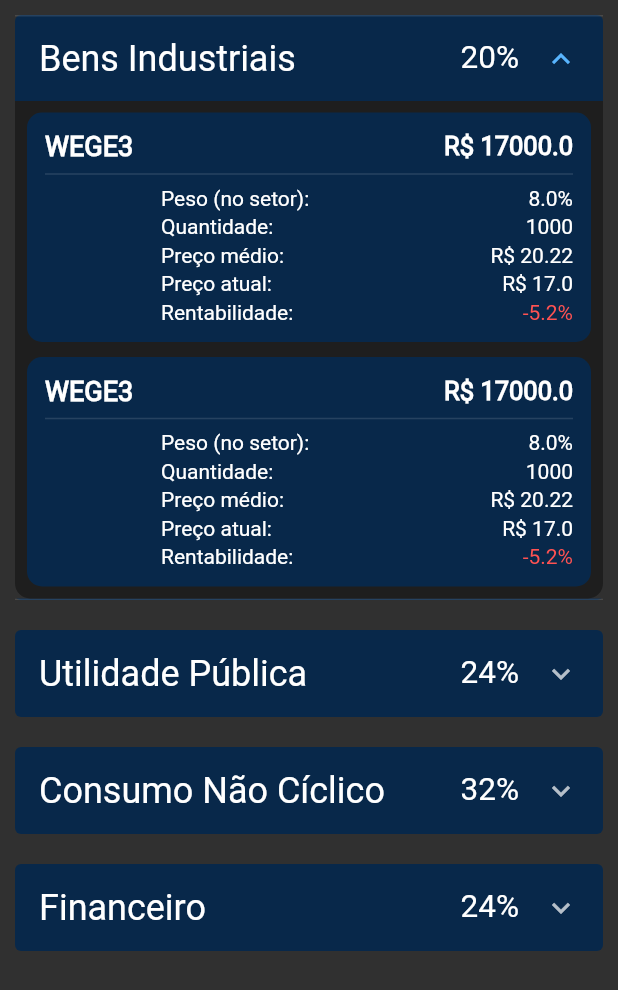
After one commit to pulszao/investing, a Flutter app: the PortfolioSectorScreen screen opened directly, after a tap on "Bens Industriais", on a phone screen of 412 x 824 dp. The commit adds this screen. Shown: the top 990 px of the screen. Run offline on Flutter 3.47's test engine with Material 2 defaults, Android fonts, the phone set to English and light mode, and no system bars; our stand-ins replace dropdown_search, material_design_icons_flutter, syncfusion_flutter_charts.

Commit message:
Adding portfolio by sector screen

```diff
--- /dev/null
+++ b/lib/components/card/stock_sector_card.dart
@@ -0,0 +1,65 @@
+import 'package:flutter/material.dart';
+import 'package:investing/constants.dart';
+
+class StockSectorCard extends StatelessWidget {
+  final String sector;
+  final num sectorPercent;
+  final List<Widget> stocksInSector;
+
+  const StockSectorCard({
+    Key? key,
+    required this.sector,
+    required this.sectorPercent,
+    required this.stocksInSector,
+  }) : super(key: key);
+
+  @override
+  Widget build(BuildContext context) {
+    return Card(
+      elevation: 0,
+      color: kColorScheme.surface,
+      child: SizedBox(
+        width: MediaQuery.of(context).size.width - 20,
+        child: ExpansionTile(
+          title: Row(
+            mainAxisAlignment: MainAxisAlignment.spaceBetween,
+            children: [
+              Text(
+                sector,
+                style: kBaseTextStyle(
+                  fontSize: 24.0,
+                  fontWeight: FontWeight.w500,
+                ),
+              ),
+              Text(
+                '$sectorPercent%',
+                style: kBaseTextStyle(
+                  fontSize: 21.0,
+                  fontWeight: FontWeight.w500,
+                ),
+              ),
+            ],
+          ),
+          children: <Widget>[
+            Container(
+              color: kColorScheme.background,
+              child: Container(
+                padding: const EdgeInsets.all(8),
+                decoration: BoxDecoration(
+                  color: kColorScheme.onBackground,
+                  borderRadius: const BorderRadius.only(
+                    bottomLeft: Radius.circular(10),
+                    bottomRight: Radius.circular(10),
+                  ),
+                ),
+                child: Column(
+                  children: stocksInSector,
+                ),
+              ),
+            ),
+          ],
+        ),
+      ),
+    );
+  }
+}
--- a/lib/screens/menu_screen.dart
+++ b/lib/screens/menu_screen.dart
@@ -1,6 +1,7 @@
 import 'package:flutter/material.dart';
 import 'package:investing/components/card/menu_card.dart';
 import 'package:investing/screens/portfolio/portfolio.dart';
+import 'package:investing/screens/portfolio_sector/portfolio_sector_screen.dart';
 import 'package:investing/screens/profile/profile_screen.dart';
 import 'package:investing/screens/rentability/rentability_screen.dart';
 import 'package:investing/screens/transactions/transactions_screen.dart';
@@ -313,9 +314,10 @@ class _MenuScreenState extends State<MenuScreen> {
                     children: [
                       FloatingActionButton(
                         heroTag: 'sector_allocation',
-                        onPressed: () {
-                          // TODO: add sector allocation screen
-                        },
+                        onPressed: () => Navigator.push(
+                          context,
+                          MaterialPageRoute(builder: (BuildContext context) => const PortfolioSectorScreen()),
+                        ),
                         materialTapTargetSize: MaterialTapTargetSize.padded,
                         mini: true,
                         elevation: 2,
--- /dev/null
+++ b/lib/screens/portfolio_sector/portfolio_sector_screen.dart
@@ -0,0 +1,191 @@
+import 'package:flutter/material.dart';
+
+import '../../components/card/stock_card.dart';
+import '../../components/card/stock_sector_card.dart';
+
+class PortfolioSectorScreen extends StatefulWidget {
+  const PortfolioSectorScreen({Key? key}) : super(key: key);
+
+  @override
+  State<PortfolioSectorScreen> createState() => _PortfolioSectorScreen();
+}
+
+class _PortfolioSectorScreen extends State<PortfolioSectorScreen> {
+  @override
+  Widget build(BuildContext context) {
+    List stocksWidgets = const [
+      StockSectorCard(
+        sector: 'Bens Industriais',
+        sectorPercent: 20,
+        stocksInSector: [
+          StockCard(
+            sectorPage: true,
+            stock: 'WEGE3',
+            stockDescription: 'WEG S.A',
+            nowPrice: 17,
+            avgPrice: 20.22,
+            quantity: 1000,
+            total: 17000,
+            profit: -5.2,
+            weight: 8,
+          ),
+          SizedBox(height: 10),
+          StockCard(
+            sectorPage: true,
+            stock: 'WEGE3',
+            stockDescription: 'WEG S.A',
+            nowPrice: 17,
+            avgPrice: 20.22,
+            quantity: 1000,
+            total: 17000,
+            profit: -5.2,
+            weight: 8,
+          ),
+        ],
+      ),
+      StockSectorCard(
+        sector: 'Utilidade Pública',
+        sectorPercent: 24,
+        stocksInSector: [
+          StockCard(
+            sectorPage: true,
+            stock: 'WEGE3',
+            stockDescription: 'WEG S.A',
+            nowPrice: 17,
+            avgPrice: 20.22,
+            quantity: 1000,
+            total: 17000,
+            profit: -5.2,
+            weight: 8,
+          ),
+          SizedBox(height: 10),
+          StockCard(
+            sectorPage: true,
+            stock: 'WEGE3',
+            stockDescription: 'WEG S.A',
+            nowPrice: 17,
+            avgPrice: 20.22,
+            quantity: 1000,
+            total: 17000,
+            profit: -5.2,
+            weight: 8,
+          ),
+          SizedBox(height: 10),
+          StockCard(
+            sectorPage: true,
+            stock: 'WEGE3',
+            stockDescription: 'WEG S.A',
+            nowPrice: 17,
+            avgPrice: 20.22,
+            quantity: 1000,
+            total: 17000,
+            profit: -5.2,
+            weight: 8,
+          ),
+        ],
+      ),
+      StockSectorCard(
+        sector: 'Consumo Não Cíclico',
+        sectorPercent: 32,
+        stocksInSector: [
+          StockCard(
+            sectorPage: true,
+            stock: 'WEGE3',
+            stockDescription: 'WEG S.A',
+            nowPrice: 17,
+            avgPrice: 20.22,
+            quantity: 1000,
+            total: 17000,
+            profit: -5.2,
+            weight: 8,
+          ),
+          SizedBox(height: 10),
+          StockCard(
+            sectorPage: true,
+            stock: 'WEGE3',
+            stockDescription: 'WEG S.A',
+            nowPrice: 17,
+            avgPrice: 20.22,
+            quantity: 1000,
+            total: 17000,
+            profit: -5.2,
+            weight: 8,
+          ),
+          SizedBox(height: 10),
+          StockCard(
+            sectorPage: true,
+            stock: 'WEGE3',
+            stockDescription: 'WEG S.A',
+            nowPrice: 17,
+            avgPrice: 20.22,
+            quantity: 1000,
+            total: 17000,
+            profit: -5.2,
+            weight: 8,
+          ),
+          SizedBox(height: 10),
+          StockCard(
+            sectorPage: true,
+            stock: 'WEGE3',
+            stockDescription: 'WEG S.A',
+            nowPrice: 17,
+            avgPrice: 20.22,
+            quantity: 1000,
+            total: 17000,
+            profit: -5.2,
+            weight: 8,
+          ),
+        ],
+      ),
+      StockSectorCard(
+        sector: 'Financeiro',
+        sectorPercent: 24,
+        stocksInSector: [
+          StockCard(
+            sectorPage: true,
+            stock: 'WEGE3',
+            stockDescription: 'WEG S.A',
+            nowPrice: 17,
+            avgPrice: 20.22,
+            quantity: 1000,
+            total: 17000,
+            profit: -5.2,
+            weight: 8,
+          ),
+          SizedBox(height: 10),
+          StockCard(
+            sectorPage: true,
+            stock: 'WEGE3',
+            stockDescription: 'WEG S.A',
+            nowPrice: 17,
+            avgPrice: 20.22,
+            quantity: 1000,
+            total: 17000,
+            profit: -5.2,
+            weight: 8,
+          ),
+        ],
+      ),
+    ];
+
+    return Scaffold(
+      body: SafeArea(
+        child: SingleChildScrollView(
+          child: Row(
+            mainAxisAlignment: MainAxisAlignment.center,
+            children: [
+              Column(
+                children: stocksWidgets
+                    .map((item) => Padding(
+                          padding: const EdgeInsets.all(6.0),
+                          child: item,
+                        ))
+                    .toList(),
+              ),
+            ],
+          ),
+        ),
+      ),
+    );
+  }
+}
```
